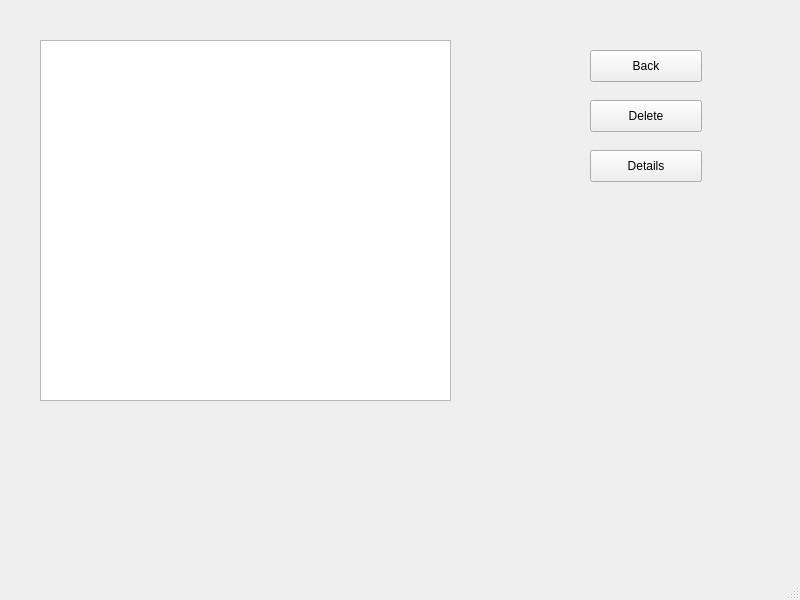
Before: the Qt Designer form project/lab6/mainwindow.ui in aneroid11/Databases, drawn with Qt 5.
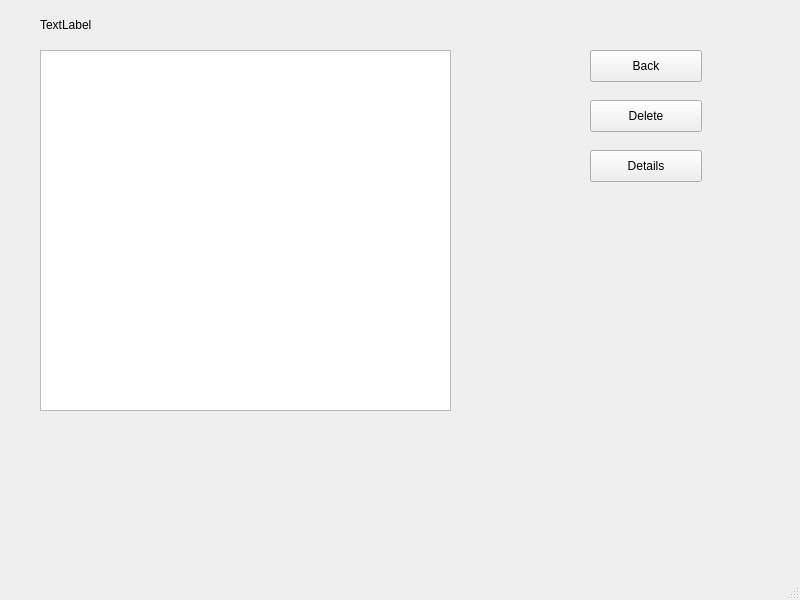
After: the same form once the commit is applied. The open tabs and pages were chosen to show the change.

What changed in the file:
```diff
--- a/project/lab6/mainwindow.ui
+++ b/project/lab6/mainwindow.ui
@@ -1100,7 +1100,7 @@
       <property name="geometry">
        <rect>
         <x>40</x>
-        <y>40</y>
+        <y>50</y>
         <width>411</width>
         <height>361</height>
        </rect>
@@ -1145,6 +1145,32 @@
        <string>Details</string>
       </property>
      </widget>
+     <widget class="QLabel" name="reports_titleLabel">
+      <property name="geometry">
+       <rect>
+        <x>40</x>
+        <y>9</y>
+        <width>131</width>
+        <height>31</height>
+       </rect>
+      </property>
+      <property name="text">
+       <string>TextLabel</string>
+      </property>
+     </widget>
+     <widget class="QLabel" name="reports_artistIdLabel">
+      <property name="geometry">
+       <rect>
+        <x>180</x>
+        <y>9</y>
+        <width>101</width>
+        <height>31</height>
+       </rect>
+      </property>
+      <property name="text">
+       <string/>
+      </property>
+     </widget>
     </widget>
     <widget class="QWidget" name="artistsPage">
      <widget class="QListWidget" name="artists_artistsList">
```
Left out of the diff: 2 changed lines with no effect on the pictures.
